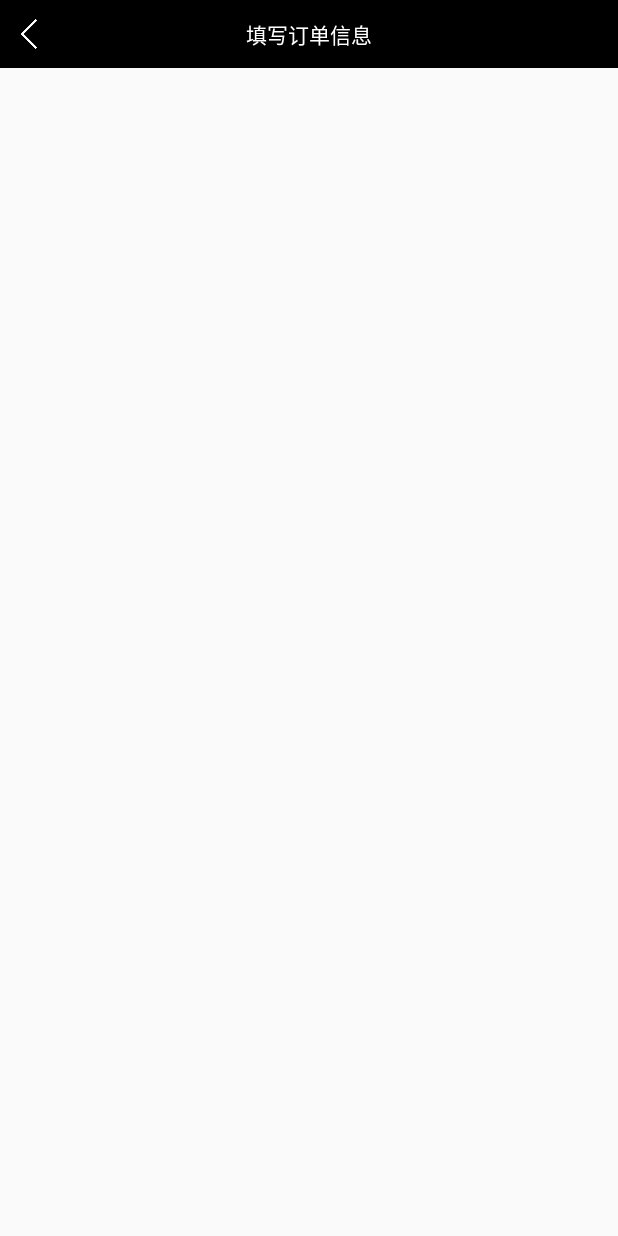
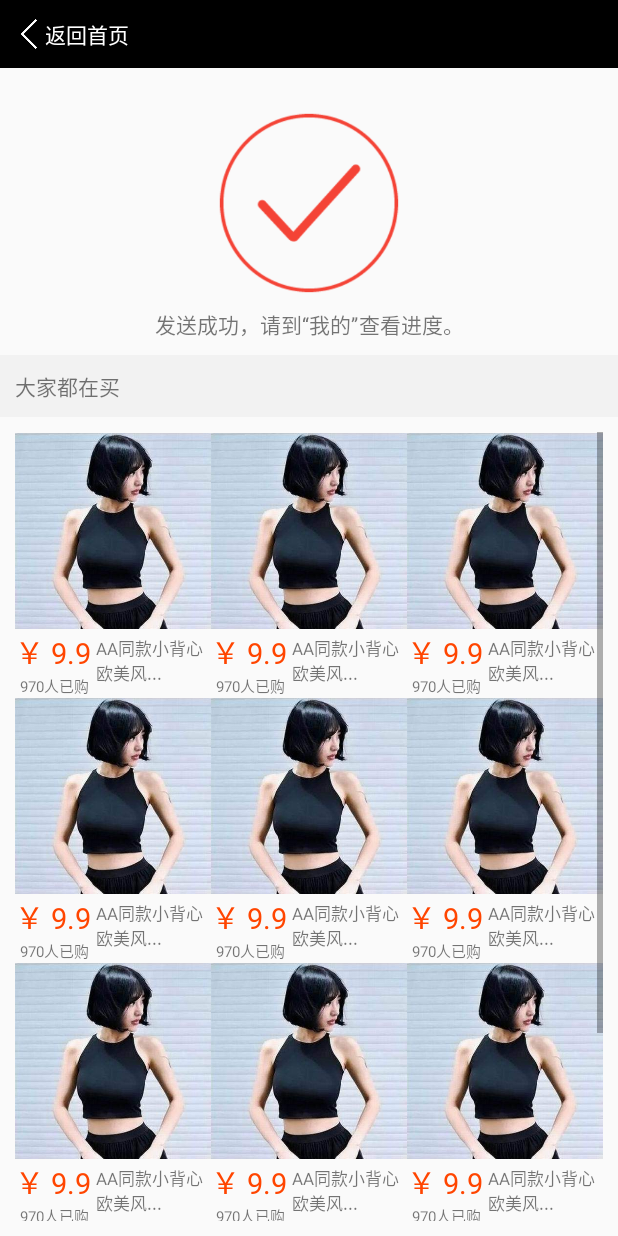
Before and after one commit to sshhsun-code/DaiQu, an Android app: the layout send_resault_activity.xml on its own in the app's theme, with its tools: preview values and no code run, on a phone screen of 412 x 824 dp. Run offline under Robolectric (Android 15) with nearby library versions, the phone set to English and light mode, and no system bars.

Commit message:
[界面] 发单成功界面实现

```diff
--- a/app/src/main/AndroidManifest.xml
+++ b/app/src/main/AndroidManifest.xml
@@ -29,6 +29,7 @@
         <activity android:name="com.daiqu.cm.daiqu.ui.SignUpSuccessActivity">
         </activity>
         <activity android:name="com.daiqu.cm.daiqu.ui.SendActivity"/>
+        <activity android:name="com.daiqu.cm.daiqu.ui.SendResaultActivity"/>
     </application>
 
 </manifest>
--- a/app/src/main/java/com/daiqu/cm/daiqu/ui/SendActivity.java
+++ b/app/src/main/java/com/daiqu/cm/daiqu/ui/SendActivity.java
@@ -132,6 +132,8 @@ public class SendActivity extends Activity implements View.OnClickListener{
             @Override
             public void onClick(DialogInterface dialog, int which) {
                 dialog.dismiss(); //关闭dialog
+                Intent intent = new Intent(SendActivity.this,SendResaultActivity.class);
+                startActivity(intent);
             }
         });
         builder.setNegativeButton("取消", new DialogInterface.OnClickListener() { //设置取消按钮
--- /dev/null
+++ b/app/src/main/res/layout/buy_narmal.xml
@@ -0,0 +1,44 @@
+<?xml version="1.0" encoding="utf-8"?>
+<RelativeLayout
+    xmlns:android="http://schemas.android.com/apk/res/android"
+    android:layout_width="wrap_content"
+    android:layout_weight="1"
+    android:layout_height="wrap_content">
+
+    <ImageView
+        android:id="@+id/image_view"
+        android:layout_width="124dp"
+        android:layout_height="132dp"
+        android:layout_alignParentEnd="true"
+        android:layout_alignParentStart="true"
+        android:layout_alignParentTop="true"
+        android:src="@drawable/taobao" />
+
+    <TextView
+        android:id="@+id/price"
+        android:layout_width="wrap_content"
+        android:layout_height="wrap_content"
+        android:layout_below="@+id/image_view"
+        android:text="@string/buy_price"
+        android:textColor="@color/OrangeRed"
+        android:textSize="19sp" />
+
+    <TextView
+        android:id="@+id/num"
+        android:paddingLeft="3dp"
+        android:layout_width="wrap_content"
+        android:layout_height="wrap_content"
+        android:layout_alignParentStart="true"
+        android:layout_below="@+id/price"
+        android:text="@string/buy_num"
+        android:textSize="10sp" />
+
+    <TextView
+        android:layout_width="wrap_content"
+        android:layout_height="wrap_content"
+        android:layout_below="@+id/image_view"
+        android:layout_toRightOf="@id/price"
+        android:padding="3dp"
+        android:textSize="11sp"
+        android:text="@string/buy_name" />
+</RelativeLayout>
--- a/app/src/main/res/layout/send_resault_activity.xml
+++ b/app/src/main/res/layout/send_resault_activity.xml
@@ -1,17 +1,14 @@
 <?xml version="1.0" encoding="utf-8"?>
 <LinearLayout xmlns:android="http://schemas.android.com/apk/res/android"
-    android:orientation="vertical" android:layout_width="match_parent"
-    android:layout_height="match_parent">
+    android:layout_width="match_parent"
+    android:layout_height="match_parent"
+    android:orientation="vertical">
 
     <LinearLayout
         android:layout_width="match_parent"
+        android:layout_height="45dp"
         android:background="@color/Black"
-        android:layout_height="45dp"
         android:orientation="horizontal">
-
-        <FrameLayout
-            android:layout_width="match_parent"
-            android:layout_height="match_parent">
 
         <Button
             android:id="@+id/send_back"
@@ -26,10 +23,85 @@
             android:layout_width="match_parent"
             android:layout_height="match_parent"
             android:layout_gravity="center_horizontal"
-                android:gravity="center"
-                android:text="@string/package_info_title"
+            android:gravity="left|center_vertical"
+            android:text="@string/back_to_home"
             android:textColor="@color/white" />
 
-        </FrameLayout>
+    </LinearLayout>
+
+    <ImageView
+        android:layout_marginTop="30dp"
+        android:layout_gravity="center_horizontal"
+        android:src="@drawable/sure"
+        android:layout_width="120dp"
+        android:layout_height="120dp" />
+
+    <TextView
+        android:padding="10dp"
+        android:gravity="center"
+        android:text="@string/send_success"
+        android:layout_width="match_parent"
+        android:layout_height="wrap_content" />
+    <TextView
+        android:padding="10dp"
+        android:background="@color/bottom_bar_white"
+        android:text="@string/all_buy"
+        android:layout_width="match_parent"
+        android:layout_height="wrap_content" />
+
+    <ScrollView
+        android:layout_width="match_parent"
+        android:layout_height="match_parent"
+        android:padding="10dp">
+        <LinearLayout
+            android:orientation="vertical"
+            android:layout_width="match_parent"
+            android:layout_height="match_parent">
+            <LinearLayout
+                android:layout_width="match_parent"
+                android:layout_height="wrap_content"
+                android:orientation="horizontal"
+                android:weightSum="3">
+
+                <include layout="@layout/buy_narmal"/>
+                <include layout="@layout/buy_narmal"/>
+                <include layout="@layout/buy_narmal"/>
+
+            </LinearLayout>
+            <LinearLayout
+                android:layout_width="match_parent"
+                android:layout_height="wrap_content"
+                android:orientation="horizontal"
+                android:weightSum="3">
+
+                <include layout="@layout/buy_narmal"/>
+                <include layout="@layout/buy_narmal"/>
+                <include layout="@layout/buy_narmal"/>
+
+            </LinearLayout>
+            <LinearLayout
+                android:layout_width="match_parent"
+                android:layout_height="wrap_content"
+                android:orientation="horizontal"
+                android:weightSum="3">
+
+                <include layout="@layout/buy_narmal"/>
+                <include layout="@layout/buy_narmal"/>
+                <include layout="@layout/buy_narmal"/>
+
+            </LinearLayout>
+            <LinearLayout
+                android:layout_width="match_parent"
+                android:layout_height="wrap_content"
+                android:orientation="horizontal"
+                android:weightSum="3">
+
+                <include layout="@layout/buy_narmal"/>
+                <include layout="@layout/buy_narmal"/>
+                <include layout="@layout/buy_narmal"/>
+
             </LinearLayout>
         </LinearLayout>
+    </ScrollView>
+
+</LinearLayout>
--- a/app/src/main/res/values/strings.xml
+++ b/app/src/main/res/values/strings.xml
@@ -29,4 +29,10 @@
     <string name="authentication_tips">接单需要进行身份验证，一分钟即可呦~</string>
     <string name="immediate_authen">立即认证</string>
     <string name="confirm_tips">请确认以上信息正确无误，发布成功后不可修改，点击确认立即发布。</string>
+    <string name="back_to_home">返回首页</string>
+    <string name="send_success">发送成功，请到“我的”查看进度。</string>
+    <string name="all_buy">大家都在买</string>
+    <string name="buy_price">￥ 9.9</string>
+    <string name="buy_num">970人已购</string>
+    <string name="buy_name">AA同款小背心欧美风...</string>
 </resources>
```
Also changed, not shown: app/src/main/java/com/daiqu/cm/daiqu/ui/SendResaultActivity.java (added, +43 -0 lines), app/src/main/res/drawable/wheel_bg.xml (added, +42 -0 lines), app/src/main/res/drawable/wheel_date_bg.xml (added, +22 -0 lines), app/src/main/res/drawable/wheel_date_val.xml (added, +27 -0 lines), app/src/main/res/drawable/wheel_val.xml (added, +29 -0 lines), app/src/main/res/drawable/circle_close.png (added), app/src/main/res/drawable/sure.png (added), app/src/main/res/drawable/taobao.jpg (added). Lines whose indentation alone changed are shown as unchanged.
